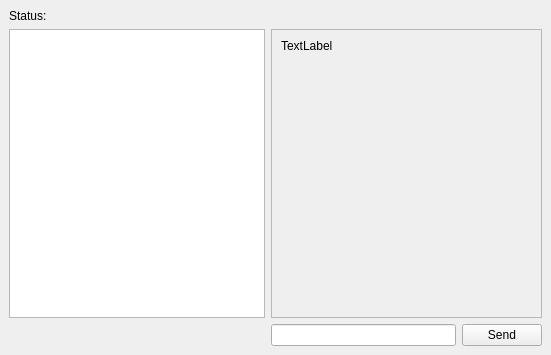
The window that lib/ui/mainwindow.ui (TheEvilRoot/3CourseWork) describes before a commit, drawn with Qt 5.
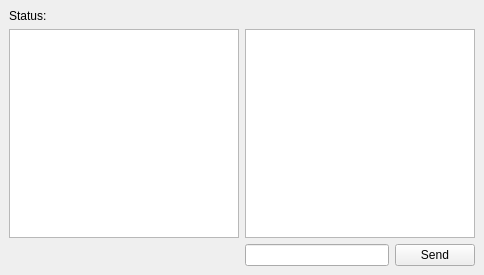
The same window after the commit.

```diff
--- a/lib/ui/mainwindow.ui
+++ b/lib/ui/mainwindow.ui
@@ -6,8 +6,8 @@
    <rect>
     <x>0</x>
     <y>0</y>
-    <width>551</width>
-    <height>355</height>
+    <width>484</width>
+    <height>275</height>
    </rect>
   </property>
   <property name="windowTitle">
@@ -31,35 +31,6 @@
       </property>
      </widget>
     </item>
-    <item row="1" column="1" colspan="2">
-     <widget class="QScrollArea" name="saLog">
-      <property name="widgetResizable">
-       <bool>true</bool>
-      </property>
-      <widget class="QWidget" name="scrollAreaWidgetContents">
-       <property name="geometry">
-        <rect>
-         <x>0</x>
-         <y>0</y>
-         <width>259</width>
-         <height>270</height>
-        </rect>
-       </property>
-       <layout class="QGridLayout" name="gridLayout_2">
-        <item row="0" column="0">
-         <widget class="QLabel" name="lLog">
-          <property name="text">
-           <string>TextLabel</string>
-          </property>
-          <property name="alignment">
-           <set>Qt::AlignLeading|Qt::AlignLeft|Qt::AlignTop</set>
-          </property>
-         </widget>
-        </item>
-       </layout>
-      </widget>
-     </widget>
-    </item>
     <item row="0" column="0" colspan="3">
      <widget class="QLabel" name="lStatus">
       <property name="text">
@@ -67,6 +38,9 @@
       </property>
      </widget>
     </item>
+    <item row="1" column="1" colspan="2">
+     <widget class="QListView" name="listView"/>
+    </item>
    </layout>
   </widget>
  </widget>
```
